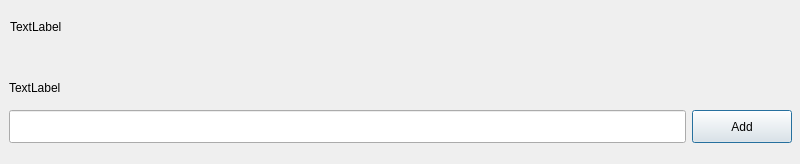
Above: src/gui/ui/dialogs/DialogCreateNotebook/DialogCreateNotebook.ui from colingelling/note-manager before the change. Below: the same form after it.
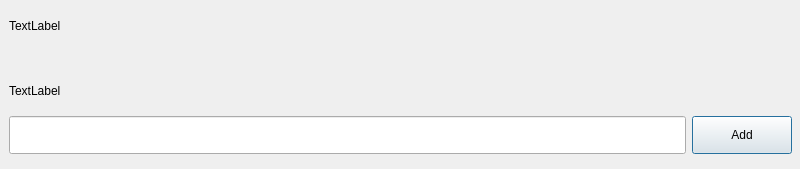
That is the form after the change.

Commit message: Improved the editor and tested confirming the changes depending on changing titles, descriptions, both at the same time or apart. Also made some Ui changes such as responsiveness and removed some elements, started with making visual changes. Also worked on the functionality behind the delete button inside the note editor, it closes the dialog window and removes the note. This branch contains more than it should have, but that is something to learn next time.

```diff
--- a/src/gui/ui/dialogs/DialogCreateNotebook/DialogCreateNotebook.ui
+++ b/src/gui/ui/dialogs/DialogCreateNotebook/DialogCreateNotebook.ui
@@ -7,7 +7,7 @@
     <x>0</x>
     <y>0</y>
     <width>800</width>
-    <height>164</height>
+    <height>169</height>
    </rect>
   </property>
   <property name="windowTitle">
@@ -19,7 +19,7 @@
      <x>0</x>
      <y>0</y>
      <width>801</width>
-     <height>161</height>
+     <height>164</height>
     </rect>
    </property>
    <property name="sizePolicy">
@@ -29,12 +29,37 @@
     </sizepolicy>
    </property>
    <layout class="QGridLayout" name="gridLayout">
+    <item row="0" column="0">
+     <widget class="QWidget" name="titleWidget" native="true">
+      <property name="minimumSize">
+       <size>
+        <width>100</width>
+        <height>40</height>
+       </size>
+      </property>
+      <property name="maximumSize">
+       <size>
+        <width>16777215</width>
+        <height>40</height>
+       </size>
+      </property>
+      <layout class="QGridLayout" name="gridLayout_3">
+       <item row="0" column="0">
+        <widget class="QLabel" name="HeadlineLabel">
+         <property name="text">
+          <string>TextLabel</string>
+         </property>
+        </widget>
+       </item>
+      </layout>
+     </widget>
+    </item>
     <item row="1" column="0">
      <widget class="QWidget" name="creatorWidget" native="true">
       <property name="minimumSize">
        <size>
         <width>0</width>
-        <height>80</height>
+        <height>100</height>
        </size>
       </property>
       <property name="maximumSize">
@@ -79,7 +104,7 @@
          </property>
         </widget>
        </item>
-       <item row="1" column="0">
+       <item row="1" column="0" colspan="2">
         <widget class="QLabel" name="WhatIsYourNotebookNameLabel">
          <property name="sizePolicy">
           <sizepolicy hsizetype="Preferred" vsizetype="Preferred">
@@ -87,6 +112,12 @@
            <verstretch>0</verstretch>
           </sizepolicy>
          </property>
+         <property name="minimumSize">
+          <size>
+           <width>0</width>
+           <height>10</height>
+          </size>
+         </property>
          <property name="maximumSize">
           <size>
            <width>16777215</width>
@@ -101,35 +132,6 @@
       </layout>
      </widget>
     </item>
-    <item row="0" column="0">
-     <widget class="QWidget" name="TitleWidget" native="true">
-      <property name="minimumSize">
-       <size>
-        <width>0</width>
-        <height>40</height>
-       </size>
-      </property>
-      <property name="maximumSize">
-       <size>
-        <width>16777215</width>
-        <height>40</height>
-       </size>
-      </property>
-      <widget class="QLabel" name="HeadlineLabel">
-       <property name="geometry">
-        <rect>
-         <x>10</x>
-         <y>10</y>
-         <width>67</width>
-         <height>17</height>
-        </rect>
-       </property>
-       <property name="text">
-        <string>TextLabel</string>
-       </property>
-      </widget>
-     </widget>
-    </item>
    </layout>
   </widget>
  </widget>
```
Left out of the diff: 2 changed lines with no effect on the pictures. The commit also changes 19 other files.
